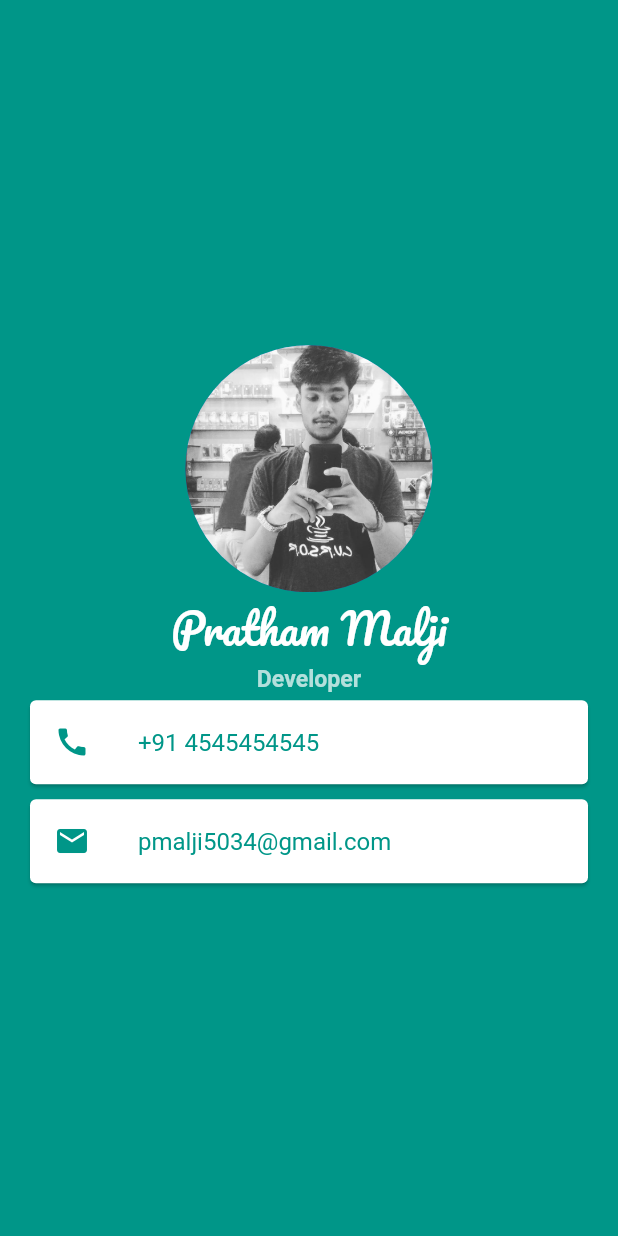
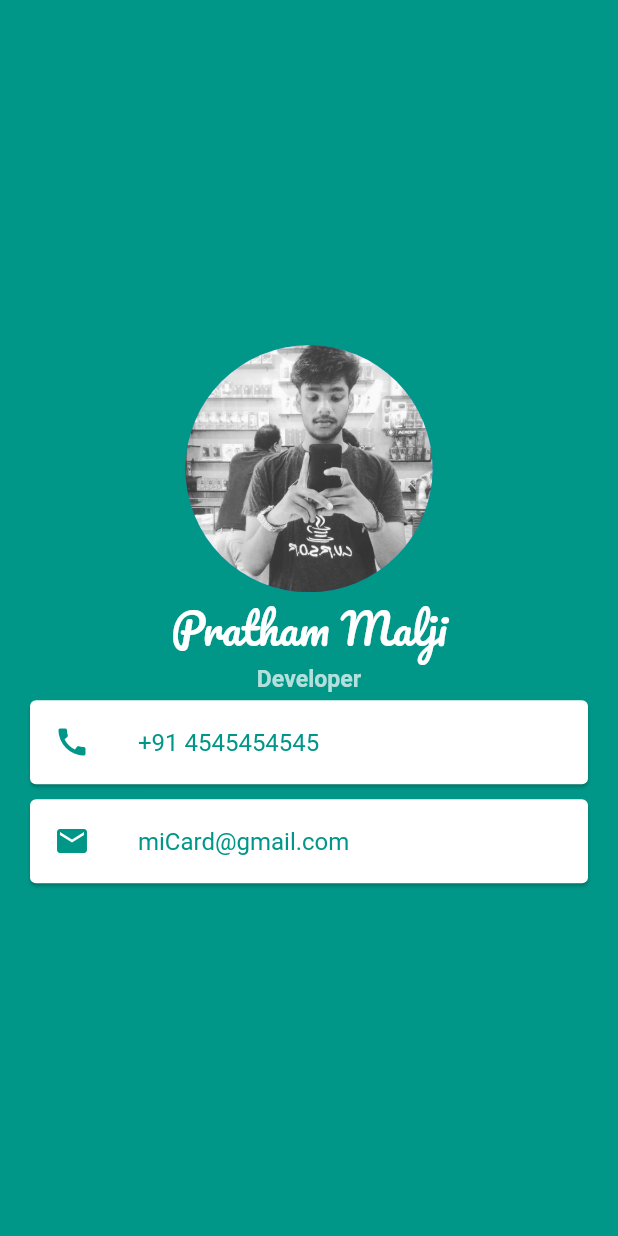
Before and after one commit to pratham3164/miCard, a Flutter app: the screen it shows after launch, on a phone screen of 412 x 824 dp. Run offline on Flutter 3.47's test engine with Material 2 defaults, Android fonts, the light colour scheme and no system bars.

Commit message:
Update main.dart

```diff
--- a/lib/main.dart
+++ b/lib/main.dart
@@ -42,7 +42,7 @@ class Profile extends StatelessWidget {
             ),
             Cards(
               iconData: Icons.mail,
-              text: 'pmalji5034@gmail.com',
+              text: 'miCard@gmail.com',
             )
           ],
         ),
```
